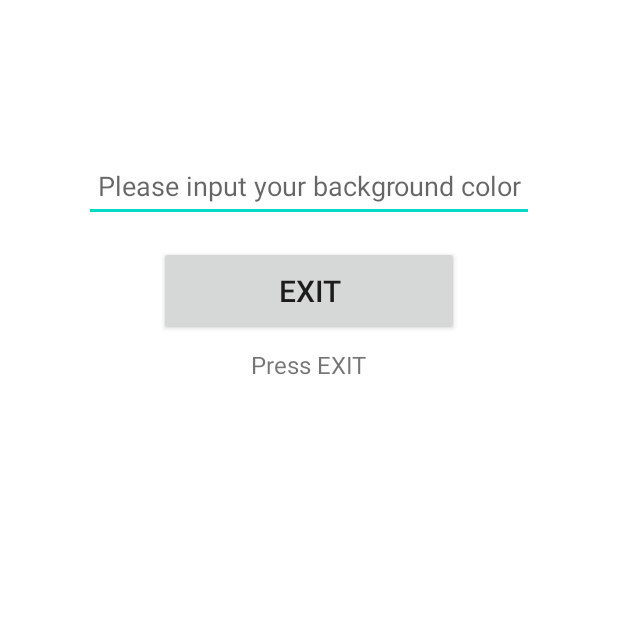
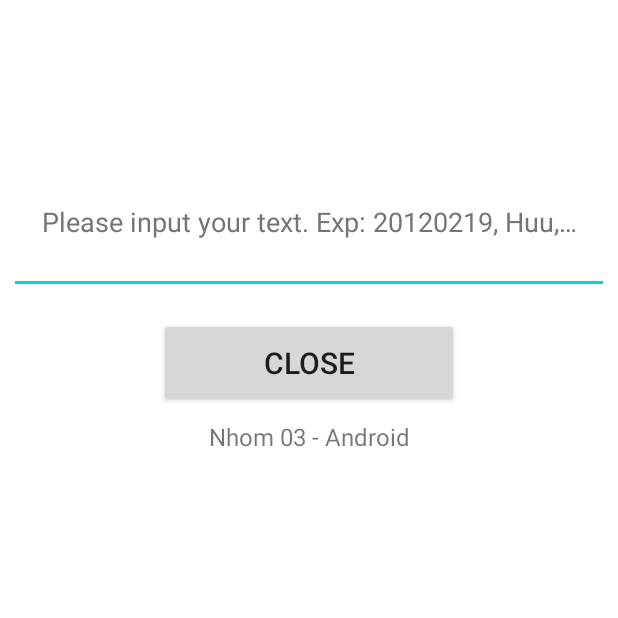
Before and after one commit to conghuule/Go, an Android app: the screen it shows after launch (MainActivity), on a phone screen of 412 x 824 dp, the top half of it. Run offline under Robolectric (Android 15) with nearby library versions, the light colour scheme and no system bars.

Commit message:
Edit text color, fixed warnings

```diff
--- a/Week 02/LifeCycle/app/src/main/res/layout/activity_main.xml
+++ b/Week 02/LifeCycle/app/src/main/res/layout/activity_main.xml
@@ -12,7 +12,7 @@
         android:layout_width="wrap_content"
         android:layout_height="wrap_content"
         android:layout_marginTop="8dp"
-        android:text="Press EXIT"
+        android:text="@string/exit_label"
         android:textSize="16sp"
         app:layout_constraintEnd_toEndOf="@+id/btnExit"
         app:layout_constraintStart_toStartOf="@+id/btnExit"
@@ -23,7 +23,7 @@
         android:layout_width="200dp"
         android:layout_height="60dp"
         android:layout_marginTop="16dp"
-        android:text="Exit"
+        android:text="@string/exit_btn"
         android:textSize="20sp"
         app:cornerRadius="10dp"
         app:layout_constraintEnd_toEndOf="@+id/edtColor"
@@ -32,13 +32,15 @@
 
     <EditText
         android:id="@+id/edtColor"
-        android:layout_width="300dp"
-        android:layout_height="48dp"
+        android:layout_width="400dp"
+        android:layout_height="96dp"
         android:layout_marginTop="100dp"
+        android:autofillHints="tri, huu, kiet, luc, vu"
         android:ems="10"
-        android:hint="Please input your background color"
+        android:hint="@string/textField_label"
+        android:inputType="textPersonName"
         android:textAlignment="center"
-        android:inputType="textPersonName"
+        android:textColorHint="#757575"
         app:layout_constraintEnd_toEndOf="parent"
         app:layout_constraintStart_toStartOf="parent"
         app:layout_constraintTop_toTopOf="parent" />
--- a/Week 02/LifeCycle/app/src/main/res/values/strings.xml
+++ b/Week 02/LifeCycle/app/src/main/res/values/strings.xml
@@ -1,3 +1,6 @@
 <resources>
     <string name="app_name">LifeCycle</string>
+    <string name="exit_label">Nhom 03 - Android</string>
+    <string name="exit_btn">Close</string>
+    <string name="textField_label">Please input your text. Exp: 20120219, Huu,…</string>
 </resources>
--- a/Week 02/LifeCycle/app/src/main/res/values/themes.xml
+++ b/Week 02/LifeCycle/app/src/main/res/values/themes.xml
@@ -2,8 +2,8 @@
     <!-- Base application theme. -->
     <style name="Theme.LifeCycle" parent="Theme.MaterialComponents.DayNight.DarkActionBar">
         <!-- Primary brand color. -->
-        <item name="colorPrimary">@color/purple_500</item>
-        <item name="colorPrimaryVariant">@color/purple_700</item>
+        <item name="colorPrimary">@color/teal_700</item>
+        <item name="colorPrimaryVariant">@color/teal_200</item>
         <item name="colorOnPrimary">@color/white</item>
         <!-- Secondary brand color. -->
         <item name="colorSecondary">@color/teal_200</item>
```
Also changed, not shown: Week 02/LifeCycle/app/src/main/java/com/example/lifecycle/MainActivity.java (+5 -5 lines).
